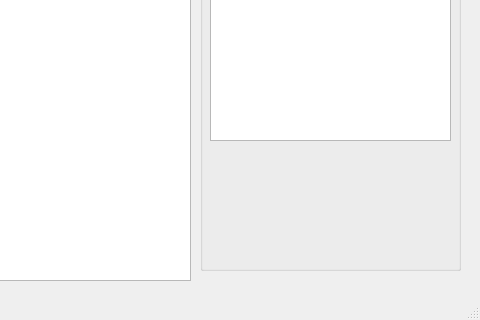
Qt form untitled.ui (Farklin/email_parsing) before a commit; both pictures show x 320 to 800 and y 240 to 560 of the 800 by 560 pixel window.
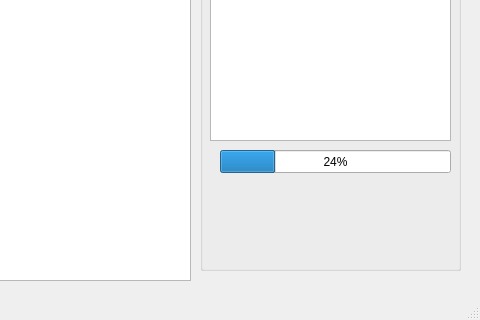
The same form after that commit.

```diff
--- a/untitled.ui
+++ b/untitled.ui
@@ -75,6 +75,19 @@
       <string>Продолжить</string>
      </property>
     </widget>
+    <widget class="QProgressBar" name="progressBar">
+     <property name="geometry">
+      <rect>
+       <x>20</x>
+       <y>380</y>
+       <width>231</width>
+       <height>23</height>
+      </rect>
+     </property>
+     <property name="value">
+      <number>24</number>
+     </property>
+    </widget>
    </widget>
    <widget class="QPushButton" name="btn_export">
     <property name="geometry">
```
Left out of the diff: 2 changed lines with no effect on the pictures.
